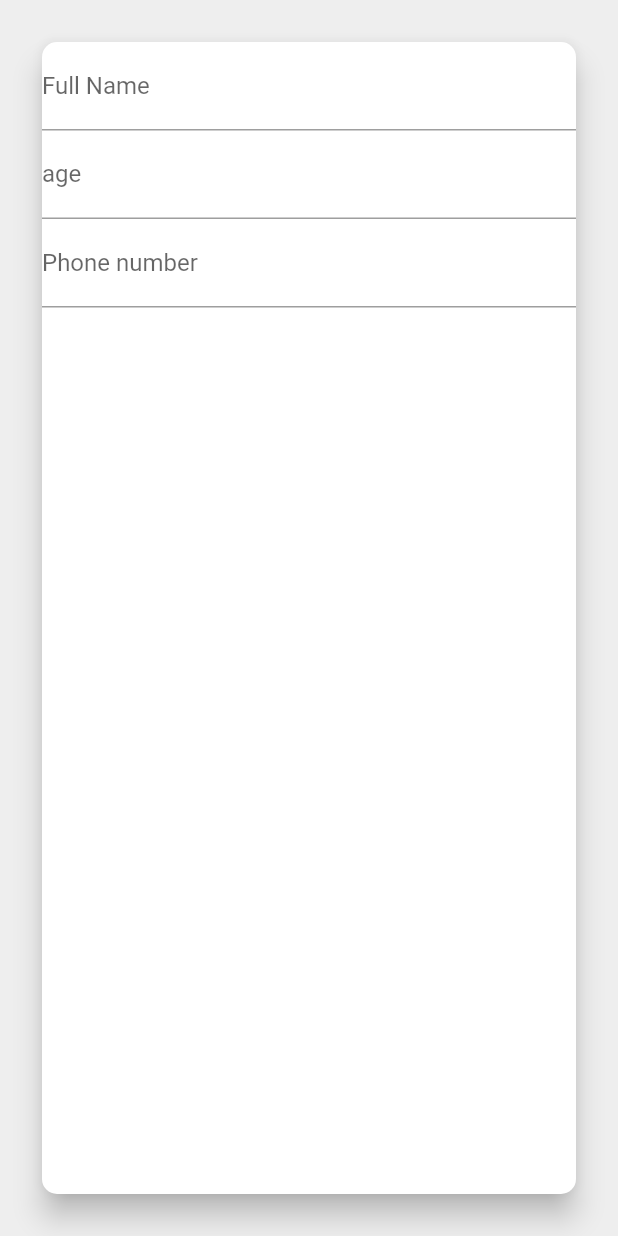
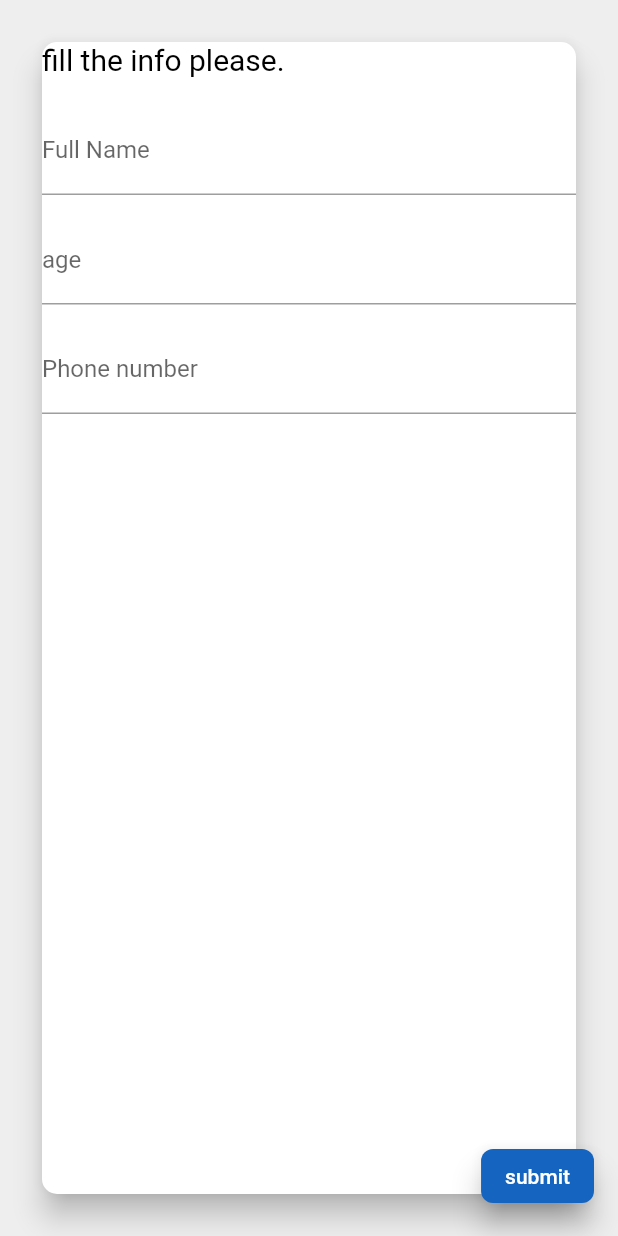
Before and after one commit to JosephKalash/tabibi, a Flutter app: the UserInfoScreen screen opened directly, on a phone screen of 412 x 824 dp. Run offline on Flutter 3.47's test engine with Material 2 defaults, Android fonts, the phone set to English and light mode, and no system bars; our stand-ins replace bloc, dartz, dio, equatable, flutter_bloc, get_it and 1 more.

Commit message:
fix logs

```diff
--- a/lib/features/authentication/domain/entities/user.dart
+++ b/lib/features/authentication/domain/entities/user.dart
@@ -5,6 +5,9 @@ class User extends Equatable {
   String userId;
   String token;
   DateTime? expiryTime;
+  String? name;
+  String? phoneNumber;
+  double? age;
 
   User(
     this.userId,
@@ -16,6 +19,6 @@ class User extends Equatable {
   List<Object?> get props => [
         userId,
         token,
-        expiryTime,
+        expiryTime?.toIso8601String(),
       ];
 }
--- a/lib/features/authentication/presentation/pages/user_info.dart
+++ b/lib/features/authentication/presentation/pages/user_info.dart
@@ -1,24 +1,29 @@
-import 'dart:js';
-
 import 'package:flutter/material.dart';
 import 'package:flutter_bloc/flutter_bloc.dart';
+import 'package:tabibi/app.dart';
 import 'package:tabibi/features/authentication/domain/entities/user.dart';
 import 'package:tabibi/features/authentication/presentation/cubit/auth_cubit.dart';
 
+// ignore: must_be_immutable
 class UserInfoScreen extends StatelessWidget {
-  GlobalKey _formKey = GlobalKey();
-  FocusNode _age = FocusNode();
-  FocusNode _number = FocusNode();
+  static final pathName = '/userInfo';
+
+  final _formKey = GlobalKey();
+  final _age = FocusNode();
+  final _number = FocusNode();
   User? user;
   String name = '', phone = '';
   double age = 0;
 
   void _submit(context) {
-    final cubit = BlocProvider.of<AuthCubit>(context);
+    final cubit = BlocProvider.of<AuthCubit>(context, listen: false);
     final state = cubit.state;
     if (state is AuthenticatedState) user = state.user;
 
-
+    user!.name = name;
+    user!.age = age;
+    user!.phoneNumber = phone;
+    Navigator.of(context).pushReplacementNamed(AppScreen.pathName);
   }
 
   @override
@@ -35,7 +40,13 @@ class UserInfoScreen extends StatelessWidget {
             child: Form(
               key: _formKey,
               child: Column(
+                crossAxisAlignment: CrossAxisAlignment.stretch,
                 children: [
+                  Text(
+                    'fill the info please.',
+                    style: TextStyle(fontSize: 20, color: Colors.black),
+                  ),
+                  SizedBox(height: 20),
                   TextFormField(
                     decoration: const InputDecoration(labelText: 'Full Name'),
                     textInputAction: TextInputAction.next,
@@ -52,6 +63,7 @@ class UserInfoScreen extends StatelessWidget {
                       FocusScope.of(context).requestFocus(_age);
                     },
                   ),
+                  SizedBox(height: 14),
                   TextFormField(
                     decoration: const InputDecoration(labelText: 'age'),
                     textInputAction: TextInputAction.next,
@@ -70,10 +82,11 @@ class UserInfoScreen extends StatelessWidget {
                       FocusScope.of(context).requestFocus(_number);
                     },
                   ),
+                  SizedBox(height: 14),
                   TextFormField(
                     decoration:
                         const InputDecoration(labelText: 'Phone number'),
-                    textInputAction: TextInputAction.next,
+                    textInputAction: TextInputAction.done,
                     focusNode: _number,
                     onSaved: (value) {
                       phone = value!;
@@ -86,7 +99,7 @@ class UserInfoScreen extends StatelessWidget {
                       return null;
                     },
                     onFieldSubmitted: (_) {
-                      FocusScope.of(context).requestFocus(_number);
+                      _submit(context);
                     },
                   ),
                 ],
@@ -95,6 +108,15 @@ class UserInfoScreen extends StatelessWidget {
           ),
         ),
       ),
+      floatingActionButton: ElevatedButton(
+        child: Text('submit'),
+        onPressed: () => _submit(context),
+        style: ElevatedButton.styleFrom(
+          shape: RoundedRectangleBorder(borderRadius: BorderRadius.circular(8)),
+          primary: Colors.blue.shade800,
+          elevation: 8,
+        ),
+      ),
     );
   }
 }
```
Also changed, not shown: lib/app.dart (added, +50 -0 lines), lib/features/authentication/presentation/pages/auth_screen.dart (+11 -16 lines), lib/features/consultations/domain/entities/cons_response.dart (added, +20 -0 lines), lib/features/consultations/domain/entities/consultation.dart (added, +27 -0 lines), lib/features/consultations/domain/repositories/consultation_repo.dart (added, +11 -0 lines), lib/features/consultations/domain/usecasese/add_cons.dart (added, +12 -0 lines), lib/features/consultations/domain/usecasese/get_cons.dart (added, +16 -0 lines), lib/features/consultations/domain/usecasese/get_cons_bySpeci.dart (added, +16 -0 lines), lib/features/consultations/domain/usecasese/get_my_cons.dart (added, +16 -0 lines), lib/features/consultations/presentation/cubit/consultation_cubit.dart (added, +8 -0 lines), lib/features/consultations/presentation/cubit/consultation_state.dart (added, +10 -0 lines), lib/main.dart (+14 -5 lines), 5 other files.
